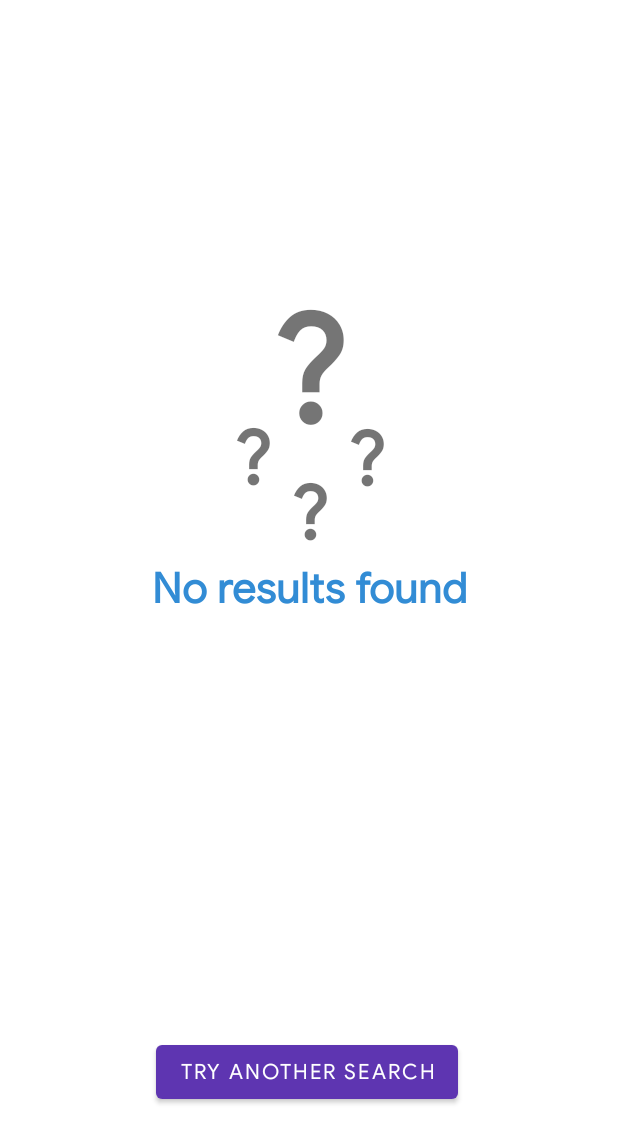
After one commit to ngonimapfumo/movies-tv, an Android app: the layout item_no_result.xml on its own in the app's theme, with its tools: preview values and no code run, on a phone screen of 412 x 824 dp. The commit adds this screen. Shown: the top 1143 px of the screen. Run offline under Robolectric (Android 15) with nearby library versions, the phone set to English and light mode, and no system bars; network calls fail.

Commit message:
base files

```diff
--- a/app/src/main/java/zw/co/nm/moviedb/repo/MoviesRepo.kt
+++ b/app/src/main/java/zw/co/nm/moviedb/repo/MoviesRepo.kt
@@ -8,13 +8,15 @@ import zw.co.nm.moviedb.data.remote.model.GetPopularMoviesListResponse
 import zw.co.nm.moviedb.data.remote.model.GetSimilarMoviesResponse
 import zw.co.nm.moviedb.data.remote.model.SearchMultiResponse
 import zw.co.nm.moviedb.utils.GeneralUtil.apiCall
+import zw.co.nm.moviedb.utils.SmallCache
 
 class MoviesRepo {
     suspend fun getPopularMovies(page: Int): zw.co.nm.moviedb.data.remote.Response<GetPopularMoviesListResponse> =
         apiCall { NetworkManager.movieService.getPopularMovies(page) }
 
-    suspend fun getMovieDetails(movieId: Int): Response<GetMovieDetailResponse> =
-        NetworkManager.movieService.getMovieDetail(movieId)
+    suspend fun getMovieDetails(movieId: Int): zw.co.nm.moviedb.data.remote.Response<GetMovieDetailResponse> {
+        return apiCall { NetworkManager.movieService.getMovieDetail(movieId) }
+    }
 
 
     suspend fun getSimilarMoviesList(movieId: Int): Response<GetSimilarMoviesResponse> =
@@ -26,6 +28,8 @@ class MoviesRepo {
     suspend fun searchMulti(
         query: String,
         page: Int
-    ): zw.co.nm.moviedb.data.remote.Response<SearchMultiResponse> =
-        apiCall { NetworkManager.movieService.searchMulti(query,page,true) }
+    ): zw.co.nm.moviedb.data.remote.Response<SearchMultiResponse> {
+        return apiCall { NetworkManager.movieService.searchMulti(query, page, true) }
+    }
+
 }
--- a/app/src/main/java/zw/co/nm/moviedb/ui/movie/MovieActivity.kt
+++ b/app/src/main/java/zw/co/nm/moviedb/ui/movie/MovieActivity.kt
@@ -8,6 +8,7 @@ import androidx.lifecycle.ViewModelProvider
 import androidx.recyclerview.widget.LinearLayoutManager
 import com.squareup.picasso.Picasso
 import zw.co.nm.moviedb.R
+import zw.co.nm.moviedb.data.remote.Response
 import zw.co.nm.moviedb.databinding.ActivityMovieDetailBinding
 import zw.co.nm.moviedb.ui.adapters.CastAdapter
 import zw.co.nm.moviedb.ui.adapters.SimilarMoviesListAdapter
@@ -15,6 +16,7 @@ import zw.co.nm.moviedb.ui.trailers.TrailerActivity
 import zw.co.nm.moviedb.ui.viewmodels.MoviesViewModel
 import zw.co.nm.moviedb.utils.Constants.IMAGE_BASE_URL
 import zw.co.nm.moviedb.utils.PageNavUtils
+import zw.co.nm.moviedb.utils.SmallCache
 import kotlin.math.roundToInt
 
 
@@ -43,7 +45,7 @@ class MovieActivity : AppCompatActivity() {
 
         moviesViewModel.getMovieDetail(movieId!!)
         moviesViewModel.getMovieDetail.observe(this) {
-            val response = it.body()!!
+            val response = it.body
             Picasso.get().load(IMAGE_BASE_URL + response.posterPath)
                 .placeholder(R.drawable.sample_cover_large).into(binding.backgroundImm)
             binding.movieSummaryTxt.text = response.overview
--- a/app/src/main/java/zw/co/nm/moviedb/ui/search/SearchActivity.kt
+++ b/app/src/main/java/zw/co/nm/moviedb/ui/search/SearchActivity.kt
@@ -8,6 +8,7 @@ import androidx.lifecycle.ViewModelProvider
 import zw.co.nm.moviedb.databinding.ActivitySearchBinding
 import zw.co.nm.moviedb.ui.adapters.SearchAdapter
 import zw.co.nm.moviedb.ui.viewmodels.MoviesViewModel
+import zw.co.nm.moviedb.utils.SmallCache
 
 class SearchActivity : AppCompatActivity(), SearchView.OnQueryTextListener {
     private lateinit var binding: ActivitySearchBinding
@@ -27,22 +28,14 @@ class SearchActivity : AppCompatActivity(), SearchView.OnQueryTextListener {
         moviesViewModel.searchMulti.observe(this) { response ->
             queryStr = query
             val data = response.body.results
-            /*  binding.nextB.isEnabled = true
-            if (moviesViewModel.page == response.body.totalPages) {
-                binding.nextB.isEnabled = false
-            } else {
-                if (response.body.totalPages > 1) {
-                    binding.constraintLayoutPages.visibility = VISIBLE
-                }
-
-
-            }*/
             if (response.body.totalPages > 1) {
                 binding.constraintLayoutPages.visibility = VISIBLE
                 binding.nextB.isEnabled = moviesViewModel.page != response.body.totalPages
             }
             adapter = SearchAdapter(data)
             binding.searchRecycler.adapter = adapter
+
+
         }
         return true
     }
--- a/app/src/main/java/zw/co/nm/moviedb/ui/viewmodels/MoviesViewModel.kt
+++ b/app/src/main/java/zw/co/nm/moviedb/ui/viewmodels/MoviesViewModel.kt
@@ -32,8 +32,8 @@ class MoviesViewModel(application: Application) : AndroidViewModel(application)
         _getPopularMovies
 
     private val _getMovieDetail =
-        MutableLiveData<Response<GetMovieDetailResponse>>()
-    val getMovieDetail: LiveData<Response<GetMovieDetailResponse>> =
+        MutableLiveData<zw.co.nm.moviedb.data.remote.Response<GetMovieDetailResponse>>()
+    val getMovieDetail: LiveData<zw.co.nm.moviedb.data.remote.Response<GetMovieDetailResponse>> =
         _getMovieDetail
 
     private val _getMovieCredits =
@@ -87,7 +87,10 @@ class MoviesViewModel(application: Application) : AndroidViewModel(application)
     fun getMovieDetail(movieId: Int) {
         viewModelScope.launch {
             val response = moviesRepo.getMovieDetails(movieId)
-            _getMovieDetail.postValue(response)
+            if (response.isSuccessful) {
+                _getMovieDetail.postValue(response)
+            }
+
         }
     }
 
--- /dev/null
+++ b/app/src/main/java/zw/co/nm/moviedb/utils/SmallCache.kt
@@ -0,0 +1,10 @@
+package zw.co.nm.moviedb.utils
+
+import zw.co.nm.moviedb.data.remote.Response
+import zw.co.nm.moviedb.data.remote.model.GetMovieDetailResponse
+
+object SmallCache {
+
+    val cacheMap
+    = mutableMapOf<Int, Response<GetMovieDetailResponse>>()
+}
--- a/app/src/main/res/layout/activity_search.xml
+++ b/app/src/main/res/layout/activity_search.xml
@@ -71,5 +71,4 @@
 
     </androidx.constraintlayout.widget.ConstraintLayout>
 
-
 </androidx.constraintlayout.widget.ConstraintLayout>
--- /dev/null
+++ b/app/src/main/res/layout/item_no_result.xml
@@ -0,0 +1,84 @@
+<?xml version="1.0" encoding="utf-8"?>
+<androidx.constraintlayout.widget.ConstraintLayout xmlns:android="http://schemas.android.com/apk/res/android"
+    xmlns:app="http://schemas.android.com/apk/res-auto"
+    xmlns:tools="http://schemas.android.com/tools"
+    android:layout_width="match_parent"
+    android:layout_height="match_parent">
+
+
+    <TextView
+        android:id="@+id/textView10"
+        android:layout_width="wrap_content"
+        android:layout_height="wrap_content"
+        android:text="@string/q_mark"
+        android:textSize="100sp"
+        android:textStyle="bold"
+        app:layout_constraintBottom_toBottomOf="parent"
+        app:layout_constraintEnd_toEndOf="parent"
+        app:layout_constraintHorizontal_bias="0.502"
+        app:layout_constraintStart_toStartOf="parent"
+        app:layout_constraintTop_toTopOf="parent"
+        app:layout_constraintVertical_bias="0.266" />
+
+    <TextView
+        android:id="@+id/textView11"
+        android:layout_width="wrap_content"
+        android:layout_height="wrap_content"
+        android:text="@string/q_mark"
+        android:textSize="50sp"
+        android:textStyle="bold"
+        app:layout_constraintEnd_toEndOf="@+id/textView10"
+        app:layout_constraintStart_toStartOf="@+id/textView10"
+        app:layout_constraintTop_toBottomOf="@+id/textView10" />
+
+    <TextView
+        android:id="@+id/textView12"
+        android:layout_width="wrap_content"
+        android:layout_height="wrap_content"
+        android:layout_marginBottom="36dp"
+        android:text="@string/q_mark"
+        android:textSize="50sp"
+        android:textStyle="bold"
+        app:layout_constraintBottom_toBottomOf="@+id/textView11"
+        app:layout_constraintEnd_toEndOf="parent"
+        app:layout_constraintHorizontal_bias="0.077"
+        app:layout_constraintStart_toEndOf="@+id/textView11" />
+
+    <TextView
+        android:id="@+id/textView13"
+        android:layout_width="wrap_content"
+        android:layout_height="wrap_content"
+        android:text="@string/q_mark"
+        android:textSize="50sp"
+        android:textStyle="bold"
+        app:layout_constraintBottom_toBottomOf="@+id/textView11"
+        app:layout_constraintEnd_toStartOf="@+id/textView10"
+        app:layout_constraintHorizontal_bias="1.0"
+        app:layout_constraintStart_toStartOf="parent"
+        app:layout_constraintTop_toTopOf="@+id/textView10"
+        app:layout_constraintVertical_bias="0.706" />
+
+    <TextView
+        android:id="@+id/textView14"
+        android:layout_width="wrap_content"
+        android:layout_height="wrap_content"
+        android:text="@string/no_results_found"
+        android:textColor="@color/blue_light"
+        android:textSize="28sp"
+        android:textStyle="bold"
+        app:layout_constraintEnd_toEndOf="@+id/textView12"
+        app:layout_constraintStart_toStartOf="@+id/textView13"
+        app:layout_constraintTop_toBottomOf="@+id/textView11" />
+
+
+    <com.google.android.material.button.MaterialButton
+        android:layout_width="wrap_content"
+        android:layout_height="wrap_content"
+        android:layout_marginTop="280dp"
+        android:text="@string/try_another_search"
+        app:layout_constraintEnd_toEndOf="@+id/textView14"
+        app:layout_constraintHorizontal_bias="0.285"
+        app:layout_constraintStart_toStartOf="@+id/textView14"
+        app:layout_constraintTop_toBottomOf="@+id/textView14" />
+
+</androidx.constraintlayout.widget.ConstraintLayout>
--- a/app/src/main/res/menu/menu_drawer.xml
+++ b/app/src/main/res/menu/menu_drawer.xml
@@ -1,9 +1,9 @@
 <?xml version="1.0" encoding="utf-8"?>
 <menu xmlns:android="http://schemas.android.com/apk/res/android">
 
-    <item
+    <!--<item
         android:id="@+id/drawer_movies"
-        android:title="@string/movies" />
+        android:title="@string/movies" />-->
 
     <item
         android:id="@+id/drawer_tv"
--- a/app/src/main/res/values/colors.xml
+++ b/app/src/main/res/values/colors.xml
@@ -9,4 +9,5 @@
     <color name="white">#FFFFFFFF</color>
     <color name="green">#296D2C</color>
     <color name="blue">#262A3C</color>
+    <color name="blue_light">#328CD5</color>
 </resources>
--- a/app/src/main/res/values/strings.xml
+++ b/app/src/main/res/values/strings.xml
@@ -44,4 +44,7 @@
     <string name="title">title</string>
     <string name="official">Official</string>
     <string name="unofficial">Unofficial</string>
+    <string name="q_mark">\?</string>
+    <string name="no_results_found">No results found</string>
+    <string name="try_another_search">Try another search</string>
 </resources>
--- a/app/src/main/res/values/themes.xml
+++ b/app/src/main/res/values/themes.xml
@@ -4,7 +4,7 @@
         <!-- Primary brand color. -->
 
         <item name="fontFamily">@font/googlesans</item>
-        <item name="colorPrimary">#1EA6DD</item>
+        <item name="colorPrimary">#5E35B1</item>
         <item name="colorPrimaryVariant">@color/purple_700</item>
         <item name="colorOnPrimary">@color/white</item>
         <!-- Secondary brand color. -->
```
